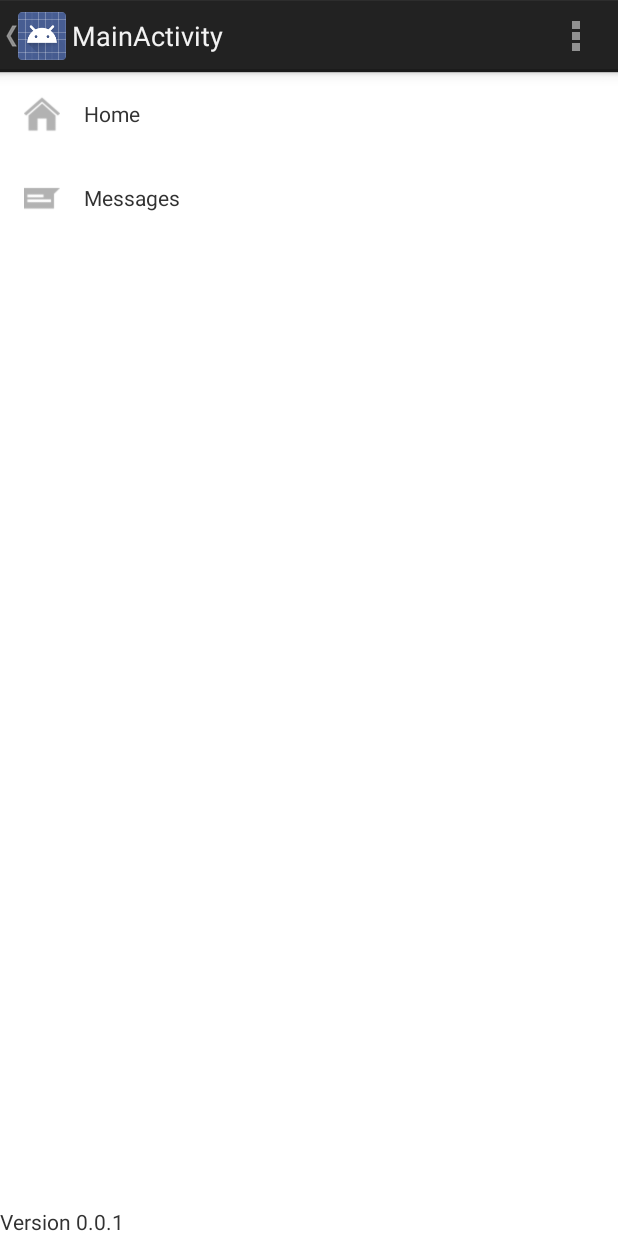
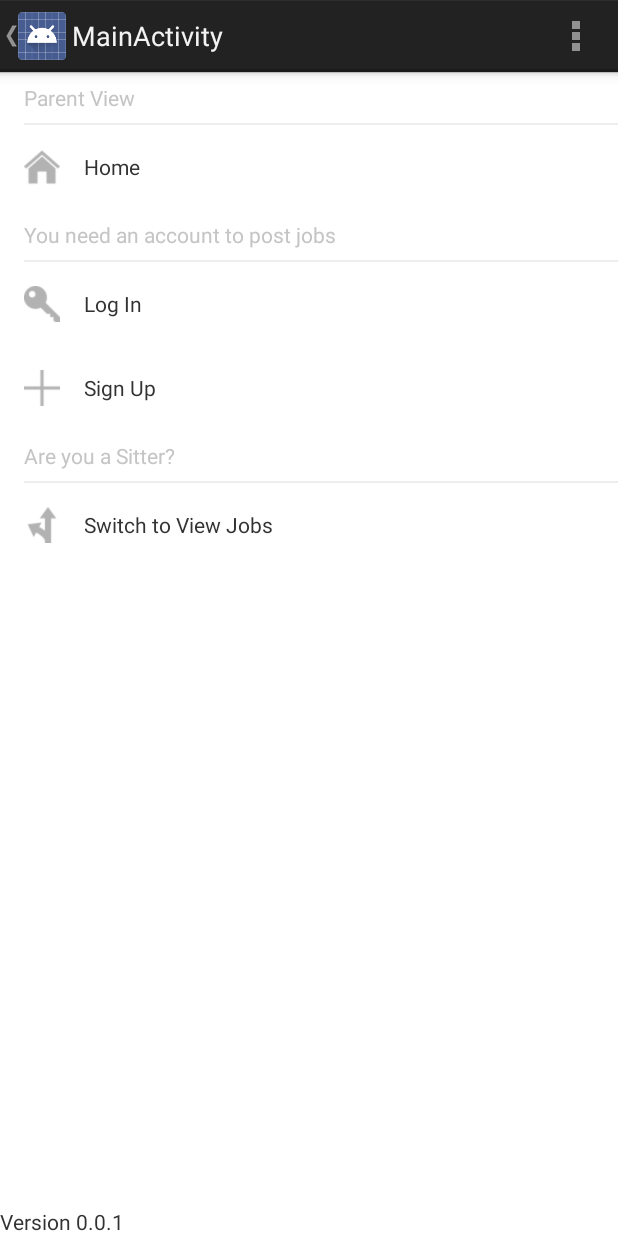
Before and after one commit to patjackson52/SideOfToast, an Android app: the screen it shows after launch (MainActivity), with the side drawer open, on a phone screen of 412 x 824 dp. Run offline under Robolectric (Android 15) with nearby library versions, the phone set to English and light mode, and no system bars; libraries missing offline, so code that uses them is left out: com.squareup.otto; 3 statements that could not run were skipped.

Commit message:
added set width, sittercity menu example

```diff
--- a/app/build.gradle
+++ b/app/build.gradle
@@ -17,7 +17,7 @@ android {
 
     defaultConfig {
         applicationId "com.twotoasters.toastsidemenu"
-        minSdkVersion 14
+        minSdkVersion 16
         targetSdkVersion 20
         versionCode 1
         versionName "1.0"
--- a/app/src/main/java/com/twotoasters/toastsidemenu/MainActivity.java
+++ b/app/src/main/java/com/twotoasters/toastsidemenu/MainActivity.java
@@ -24,7 +24,7 @@ public class MainActivity extends FragmentActivity {
                     .commit();
         }
 
-        addNavMenu();
+        addUnauthParentMenu();
     }
 
     private void addNavMenu() {
@@ -35,14 +35,75 @@ public class MainActivity extends FragmentActivity {
                         .build();
 
         ToastMenuItem homeToastMenuItem =
-                new ToastMenuItem.Builder(0, 0)
+                new ToastMenuItem.Builder(1, 0)
                         .addText(R.id.navmenuitem_label, R.string.menu_title_home)
                         .addImage(R.id.navmenuitem_icon, R.drawable.selector_home_menu_icon)
                         .build();
+
         new SideOfToast.Builder(R.layout.navigation_drawer)
                 .addItemViewType(0, R.layout.navmenu_item)
-                .item(homeToastMenuItem)
-                .item(messagesToastMenuItem)
+                .addMenuItem(homeToastMenuItem)
+                .addMenuItem(messagesToastMenuItem)
+                .build()
+                .create(this);
+    }
+
+    private void addUnauthParentMenu() {
+         ToastMenuItem parentHomeTitleToastMenuItem =
+                new ToastMenuItem.Builder(0, 0)
+                        .addText(R.id.navmenusection_label, R.string.parent_menu_title)
+                        .setEnabled(false)
+                        .build();
+
+        ToastMenuItem homeToastMenuItem =
+                new ToastMenuItem.Builder(1, 1)
+                        .addText(R.id.navmenuitem_label, R.string.menu_title_home)
+                        .addImage(R.id.navmenuitem_icon, R.drawable.selector_home_menu_icon)
+                        .build();
+
+
+        ToastMenuItem needAccountSectionHeader =
+                new ToastMenuItem.Builder(2, 0)
+                        .addText(R.id.navmenusection_label, R.string.menu_need_account_to_post_jobs)
+                        .setEnabled(false)
+                        .build();
+
+
+        ToastMenuItem loginMenuItem =
+                new ToastMenuItem.Builder(3, 1)
+                        .addText(R.id.navmenuitem_label, R.string.menu_login_title)
+                        .addImage(R.id.navmenuitem_icon, R.drawable.selector_login_menu_icon)
+                        .build();
+
+        ToastMenuItem signupMenuItem =
+                new ToastMenuItem.Builder(4, 1)
+                        .addText(R.id.navmenuitem_label, R.string.menu_sign_up_title)
+                        .addImage(R.id.navmenuitem_icon, R.drawable.selector_join_menu_icon)
+                        .build();
+
+        ToastMenuItem areYouASitter =
+                new ToastMenuItem.Builder(5, 0)
+                        .addText(R.id.navmenusection_label, R.string.menu_are_you_sitter_title)
+                        .setEnabled(false)
+                        .build();
+
+
+        ToastMenuItem switchMenuItem =
+                new ToastMenuItem.Builder(6, 1)
+                        .addText(R.id.navmenuitem_label, R.string.menu_switch_title)
+                        .addImage(R.id.navmenuitem_icon, R.drawable.selector_switch_menu_icon)
+                        .build();
+
+        new SideOfToast.Builder(R.layout.navigation_drawer)
+                .addItemViewType(0, R.layout.navmenu_section)
+                .addItemViewType(1, R.layout.navmenu_item)
+                .addMenuItem(homeToastMenuItem)
+                .addMenuItem(parentHomeTitleToastMenuItem)
+                .addMenuItem(needAccountSectionHeader)
+                .addMenuItem(loginMenuItem)
+                .addMenuItem(signupMenuItem)
+                .addMenuItem(areYouASitter)
+                .addMenuItem(switchMenuItem)
                 .build()
                 .create(this);
     }
@@ -56,7 +117,7 @@ public class MainActivity extends FragmentActivity {
 
     @Override
     public boolean onOptionsItemSelected(MenuItem item) {
-        // Handle action bar item clicks here. The action bar will
+        // Handle action bar addMenuItem clicks here. The action bar will
         // automatically handle clicks on the Home/Up button, so long
         // as you specify a parent activity in AndroidManifest.xml.
         int id = item.getItemId();
--- a/app/src/main/res/layout/navmenu_section.xml
+++ b/app/src/main/res/layout/navmenu_section.xml
@@ -14,6 +14,7 @@
         android:paddingBottom="7dp"
         android:paddingLeft="16dp"
         android:layout_gravity="bottom"
+        style="@style/TextAppearance.Styled.P2Reg.LightGrey"
         />
 
     <ImageView
--- a/app/src/main/res/values/strings.xml
+++ b/app/src/main/res/values/strings.xml
@@ -8,5 +8,11 @@
     <string name="menu_title_toasting">Toasting</string>
     <string name="menu_title_home">Home</string>
     <string name="menu_title_messages">Messages</string>
-
+    <string name="parent_menu_title">Parent View</string>
+    <string name="menu_need_account_to_post_jobs">You need an account to post jobs</string>
+    <string name="menu_login_title">Log In</string>
+    <string name="menu_sign_up_title">Sign Up</string>
+    <string name="menu_switch_title">Switch to View Jobs</string>
+    <string name="menu_are_you_sitter_title">Are you a Sitter?</string>
+    <string name="roboto">sans-serif</string>
 </resources>
--- a/app/src/main/res/values/styles.xml
+++ b/app/src/main/res/values/styles.xml
@@ -5,4 +5,22 @@
         <!-- Customize your theme here. -->
     </style>
 
+    <style name="TextAppearance.Styled" parent="android:style/TextAppearance.Widget"/>
+    <!-- P2Reg -->
+    <style name="TextAppearance.Styled.P2Reg">
+        <item name="android:textSize">14sp</item>
+        <item name="android:fontFamily">@string/roboto</item>
+    </style>
+
+    <!-- P1Reg -->
+    <style name="TextAppearance.Styled.P1Reg">
+        <item name="android:textSize">16sp</item>
+        <item name="android:fontFamily">@string/roboto</item>
+    </style>
+    <style name="TextAppearance.Styled.P1Reg.Grey">
+        <item name="android:textColor">@color/Grey</item>
+    </style>
+    <style name="TextAppearance.Styled.P2Reg.LightGrey">
+        <item name="android:textColor">@color/LightGrey</item>
+    </style>
 </resources>
--- a/library/src/main/java/com/twotoasters/toastnavmenu/NavDrawerItemAdapter.java
+++ b/library/src/main/java/com/twotoasters/toastnavmenu/NavDrawerItemAdapter.java
@@ -36,17 +36,29 @@ public class NavDrawerItemAdapter extends ArrayAdapter<ToastMenuItem> {
 
         for (Object id : toastMenuItem.getTextMap().keySet()) {
             TextView tmp = (TextView) view.findViewById((Integer) id);
-            tmp.setText(toastMenuItem.getTextResourceForView((Integer) id));
+            if (tmp != null) {
+                tmp.setText(toastMenuItem.getTextResourceForView((Integer) id));
+            } else {
+                sideOfToast.log(getContext().getString(R.string.log_bad_view_id) + position);
+            }
         }
 
         for (Object id : toastMenuItem.getImageMap().keySet()) {
             ImageView tmp = (ImageView) view.findViewById((Integer) id);
-            tmp.setImageResource(toastMenuItem.getImageResourceForView((Integer) id));
+            if (tmp != null) {
+                tmp.setImageResource(toastMenuItem.getImageResourceForView((Integer) id));
+            } else {
+                sideOfToast.log(getContext().getString(R.string.log_bad_view_id) + position);
+            }
         }
 
         return view;
     }
 
+    @Override
+    public boolean isEnabled(int position) {
+        return getItem(position).isEnabled();
+    }
 
     @Override
     public int getViewTypeCount() {
--- a/library/src/main/java/com/twotoasters/toastnavmenu/SideOfToast.java
+++ b/library/src/main/java/com/twotoasters/toastnavmenu/SideOfToast.java
@@ -5,6 +5,7 @@ import android.support.v4.app.FragmentActivity;
 import android.support.v4.app.FragmentManager;
 import android.support.v4.app.FragmentTransaction;
 import android.support.v4.widget.DrawerLayout;
+import android.util.Log;
 import android.view.Gravity;
 import android.view.View;
 import android.view.ViewGroup;
@@ -12,31 +13,44 @@ import android.widget.FrameLayout;
 import android.widget.LinearLayout;
 
 import java.io.Serializable;
+import java.lang.reflect.Array;
 import java.util.ArrayList;
+import java.util.Arrays;
+import java.util.Collections;
 import java.util.HashMap;
+import java.util.List;
+import java.util.logging.Level;
+import java.util.logging.Logger;
 
 /**
  * Created by patrickjackson on 7/27/14.
  */
 public class SideOfToast implements Serializable {
+    private static final String TAG = "SideOfToast";
+    private static final int DEFAULT_WIDTH = 700;
+
     private final int listLayoutId;
     private final HashMap itemViewTypes;
-    private ToastMenuItem[] items;
-    private final SIDE side;
+    private ToastMenuItem items[];
+    private int width;
+    private static Level logLevel = Level.OFF;
     DrawerLayout drawerLayout;
-
-    enum SIDE {
-        LEFT,
-        RIGHT
-    }
-
 
     private SideOfToast(Builder builder) {
         items = new ToastMenuItem[builder.items.size()];
         builder.items.toArray(items);
+
         listLayoutId = builder.listLayoutId;
-        side = builder.side;
         this.itemViewTypes = builder.itemViewTypes;
+        this.width = builder.width;
+
+        logLevel = (builder.logLevel != null)
+                ? builder.logLevel
+                : Level.OFF;
+    }
+
+    public static void log(String message) {
+        Logger.getLogger(TAG).log(logLevel, message);
     }
 
     public View create(FragmentActivity activity) {
@@ -47,11 +61,14 @@ public class SideOfToast implements Serializable {
 
         drawerLayout = new DrawerLayout(activity);
 
+        width = (width ==0) ? DEFAULT_WIDTH : width;
 
         DrawerLayout.LayoutParams lp = new DrawerLayout.LayoutParams(
-                700 , LinearLayout.LayoutParams.MATCH_PARENT);
+                width,
+                LinearLayout.LayoutParams.MATCH_PARENT);
+        log(activity.getString(R.string.log_setting_width) + width);
 
-        lp.gravity=Gravity.START;
+        lp.gravity = Gravity.START;
 
 
         final FrameLayout fl = new FrameLayout(activity);
@@ -59,7 +76,9 @@ public class SideOfToast implements Serializable {
         fl.setLayoutParams(lp);
 
         activityRoot.removeView(firstViewInLayout);
-        drawerLayout.addView(firstViewInLayout, new FrameLayout.LayoutParams(FrameLayout.LayoutParams.MATCH_PARENT, FrameLayout.LayoutParams.MATCH_PARENT));
+        drawerLayout.addView(firstViewInLayout,
+                new FrameLayout.LayoutParams(FrameLayout.LayoutParams.MATCH_PARENT,
+                        FrameLayout.LayoutParams.MATCH_PARENT));
         drawerLayout.addView(fl);
         drawerLayout.setId(R.id.drawer_layout);
 
@@ -74,11 +93,13 @@ public class SideOfToast implements Serializable {
                 "NavMenu");
         fragmentTransaction.commit();
 
+        log(activity.getString(R.string.log_create_finished));
         return drawerLayout;
     }
 
+
     private View inflateListView(FragmentActivity activity) {
-       return activity.getLayoutInflater().inflate(listLayoutId, null);
+        return activity.getLayoutInflater().inflate(listLayoutId, null);
     }
 
     public int getListLayoutId() {
@@ -93,10 +114,6 @@ public class SideOfToast implements Serializable {
         return items;
     }
 
-    public SIDE getSide() {
-        return side;
-    }
-
     public DrawerLayout getDrawerLayout() {
         return drawerLayout;
     }
@@ -109,7 +126,8 @@ public class SideOfToast implements Serializable {
         private final int listLayoutId;
         private HashMap itemViewTypes;
         private ArrayList<ToastMenuItem> items;
-        private SIDE side = SIDE.LEFT;
+        private Level logLevel;
+        public int width;
 
 
         public Builder(int listLayoutId) {
@@ -118,34 +136,56 @@ public class SideOfToast implements Serializable {
             itemViewTypes = new HashMap();
         }
 
-        public Builder item(ToastMenuItem item) {
+        public Builder addMenuItem(ToastMenuItem item) {
             items.add(item);
             return this;
         }
 
-        /**
-         * Set side menu to Left or Right side - optional
-         *
-         * @param side
-         * @return
-         */
-        public Builder setSide(SIDE side) {
-            this.side = side;
-            return this;
-        }
 
         public Builder addItemViewType(final int type, final int layoutResourceId) {
             this.itemViewTypes.put(type, layoutResourceId);
             return this;
         }
 
+        /**
+         * Logging level from Log class constants
+         * Log.VERBOSE, Log.ERROR, etc
+         *
+         * @param level
+         * @return
+         */
+        public Builder setLogLevel(Level level) {
+            this.logLevel = level;
+            return this;
+        }
+
+        /**
+         * Sets the width of the NavigationDrawer when open.
+         * Default is 700dp
+         * @param width
+         * @return
+         */
+        public Builder setWidth(int width) {
+            this.width = width;
+            return this;
+        }
 
         public SideOfToast build() {
             if (itemViewTypes.size() < 1) {
 //                throw new NoItemViewTypesException();
             }
+            Collections.sort(items);
             return new SideOfToast(this);
         }
+//
+//        private void countItemViewTypes() {
+//            ArrayList<Integer> list = new ArrayList<>();
+//            for (ToastMenuItem item: items) {
+//                if (list.contains(item.))
+//            }
+//
+//        }
+
 
         public static class NoItemViewTypesException extends Exception {
         }
--- a/library/src/main/java/com/twotoasters/toastnavmenu/ToastMenuItem.java
+++ b/library/src/main/java/com/twotoasters/toastnavmenu/ToastMenuItem.java
@@ -5,7 +5,7 @@ import java.util.HashMap;
 /**
  * Created by patrickjackson on 7/29/14.
  */
-public class ToastMenuItem {
+public class ToastMenuItem implements Comparable<ToastMenuItem> {
     private final int menuId;
     private final int itemViewType;
     private int titleResId;
@@ -14,7 +14,7 @@ public class ToastMenuItem {
     private boolean enabled;
 
     private ToastMenuItem(Builder builder) {
-        menuId = builder.menuId;
+        menuId = builder.position;
         imageMap = builder.imageMap;
         textMap = builder.textMap;
         titleResId = builder.titleResId;
@@ -22,7 +22,7 @@ public class ToastMenuItem {
         itemViewType = builder.itemViewType;
     }
 
-    public int getMenuId() {
+    public int getPosition() {
         return menuId;
     }
 
@@ -54,17 +54,22 @@ public class ToastMenuItem {
        return imageMap.get(viewId);
     }
 
+    @Override
+    public int compareTo(ToastMenuItem another) {
+        return this.getPosition() - another.getPosition();
+    }
+
 
     public static class Builder {
-        private final int menuId;
+        private final int position;
         private final int itemViewType;
         private int titleResId;
         private HashMap<Integer, Integer> imageMap;
         private HashMap<Integer, Integer> textMap;
         private boolean enabled = true;
 
-        public Builder(int menuId, int itemViewType) {
-            this.menuId = menuId;
+        public Builder(int position, int itemViewType) {
+            this.position = position;
             this.itemViewType = itemViewType;
             this.imageMap = new HashMap();
             this.textMap = new HashMap();
--- a/library/src/main/res/values/strings.xml
+++ b/library/src/main/res/values/strings.xml
@@ -10,5 +10,8 @@
     <string name="navigation_drawer_close">Close navigation drawer</string>
     <string name="action_example">Example action</string>
     <string name="action_settings">Settings</string>
+    <string name="log_create_finished">Side of Toast is Ready!</string>
+    <string name="log_bad_view_id">View id not found!  Text not set on menu item: </string>
+    <string name="log_setting_width">Setting width to </string>
 
 </resources>
```
